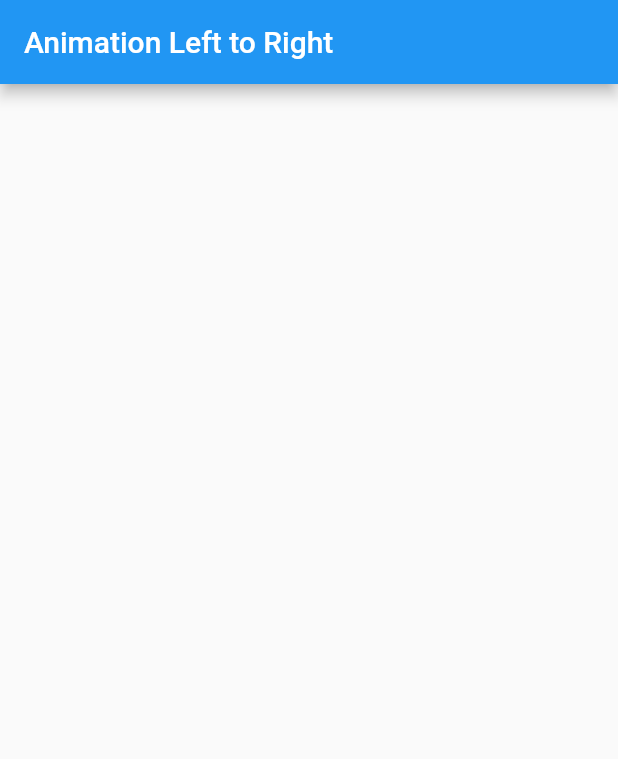
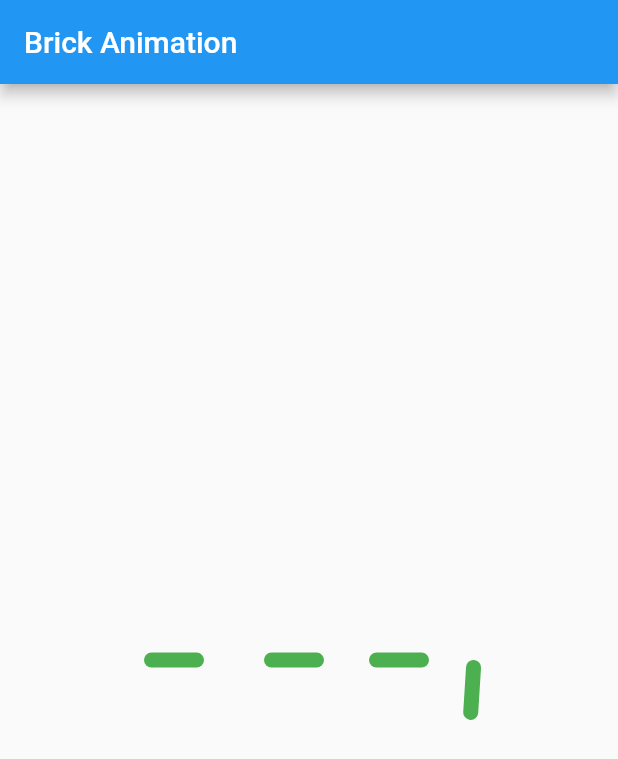
Before and after one commit to LBroy/flutter-weekly-widget, a Flutter app: the screen it shows after launch, on a phone screen of 412 x 824 dp. Shown: the top 759 px of the screen. Run offline on Flutter 3.47's test engine with Material 2 defaults, Android fonts, the phone set to English and light mode, and no system bars.

Commit message:
Animated Brick
Animate several bricks continuously with Matrix4.rotate with features like clockwise and anticlockwise

```diff
--- /dev/null
+++ b/ltr_animation/lib/brick_animate.dart
@@ -0,0 +1,185 @@
+import 'package:flutter/material.dart';
+import "dart:math" as math;
+
+class BrickPage extends StatefulWidget {
+  @override
+  _BrickPageState createState() => _BrickPageState();
+}
+
+class _BrickPageState extends State<BrickPage> with TickerProviderStateMixin {
+  AnimationController _animationController;
+  Tween tween;
+
+  @override
+  void initState() {
+    super.initState();
+    _animationController = AnimationController(
+      vsync: this,
+      duration: Duration(seconds: 5),
+    );
+
+    tween = Tween(
+      begin: 0.0,
+      end: 1.0,
+    );
+
+    _animationController.repeat();
+  }
+
+  Animation get animOne => tween.animate(
+        CurvedAnimation(
+          curve: Interval(0.0, 0.125),
+          parent: _animationController,
+        ),
+      );
+  Animation get animTwo => tween.animate(
+        CurvedAnimation(
+          curve: Interval(0.125, 0.25),
+          parent: _animationController,
+        ),
+      );
+  Animation get animThree => tween.animate(
+        CurvedAnimation(
+          curve: Interval(0.25, 0.375),
+          parent: _animationController,
+        ),
+      );
+  Animation get animFour => tween.animate(
+        CurvedAnimation(
+          curve: Interval(0.375, 0.5),
+          parent: _animationController,
+        ),
+      );
+  Animation get animFive => tween.animate(
+        CurvedAnimation(
+          curve: Interval(0.5, 0.625),
+          parent: _animationController,
+        ),
+      );
+  Animation get animSix => tween.animate(
+        CurvedAnimation(
+          curve: Interval(0.625, 0.750),
+          parent: _animationController,
+        ),
+      );
+  Animation get animSeven => tween.animate(
+        CurvedAnimation(
+          curve: Interval(0.75, 0.875),
+          parent: _animationController,
+        ),
+      );
+  Animation get animEight => tween.animate(
+        CurvedAnimation(
+          curve: Interval(0.875, 1.0),
+          parent: _animationController,
+        ),
+      );
+
+  @override
+  void dispose() {
+    _animationController.dispose();
+    super.dispose();
+  }
+
+  @override
+  Widget build(BuildContext context) {
+    return Scaffold(
+      appBar: AppBar(
+        title: Text("Brick Animation"),
+      ),
+      body: Center(
+        child: Row(
+          mainAxisAlignment: MainAxisAlignment.center,
+          children: <Widget>[
+            AnimatedBrick(
+              animations: [animOne, animTwo],
+              controller: _animationController,
+              alignment: Alignment.centerLeft,
+              isClockWise: true,
+              marginLeft: 0.0,
+            ),
+            AnimatedBrick(
+              animations: [animThree, animEight],
+              controller: _animationController,
+              isClockWise: false,
+              marginLeft: 0.0,
+            ),
+            AnimatedBrick(
+              animations: [animFour, animSeven],
+              controller: _animationController,
+              isClockWise: true,
+              marginLeft: 30.0,
+            ),
+            AnimatedBrick(
+              animations: [animFive, animSix],
+              controller: _animationController,
+              isClockWise: false,
+              marginLeft: 30.0,
+            ),
+          ],
+        ),
+      ),
+    );
+  }
+}
+
+class AnimatedBrick extends AnimatedWidget {
+  final AnimationController controller;
+  final List<Animation> animations;
+  final double marginLeft;
+  final Alignment alignment;
+  final bool isClockWise;
+  AnimatedBrick(
+      {Key key,
+      this.controller,
+      this.animations,
+      this.marginLeft,
+      this.alignment = Alignment.centerRight,
+      this.isClockWise})
+      : super(key: key, listenable: controller);
+
+  Matrix4 clockWise(Animation animation) =>
+      Matrix4.rotationZ(animation.value * math.pi);
+  Matrix4 antiClockWise(Animation animation) =>
+      Matrix4.rotationZ(-animation.value * math.pi);
+  @override
+  Widget build(BuildContext context) {
+    var firstTransformation;
+    var secondTransformation;
+    if (isClockWise) {
+      firstTransformation = clockWise(animations[0]);
+      secondTransformation = clockWise(animations[1]);
+    } else {
+      firstTransformation = antiClockWise(animations[0]);
+      secondTransformation = antiClockWise(animations[1]);
+    }
+    return Transform(
+      alignment: alignment,
+      transform: firstTransformation,
+      child: Transform(
+        alignment: alignment,
+        transform: secondTransformation,
+        child: Brick(
+          marginLeft: marginLeft,
+        ),
+      ),
+    );
+  }
+}
+
+class Brick extends StatelessWidget {
+  final double marginLeft;
+  Brick({this.marginLeft = 15.0});
+  @override
+  Widget build(BuildContext context) {
+    return Container(
+      margin: EdgeInsets.only(left: marginLeft),
+      height: 10.0,
+      width: 40.0,
+      decoration: BoxDecoration(
+        borderRadius: BorderRadius.circular(15.0),
+        color: Colors.green,
+      ),
+    );
+  }
+}
--- a/ltr_animation/lib/main.dart
+++ b/ltr_animation/lib/main.dart
@@ -1,8 +1,9 @@
 import 'package:flutter/material.dart';
+import 'package:ltr_animation/brick_animate.dart';
 
 void main() => runApp(MaterialApp(
       title: "left to right animation",
-      home: HomePage(),
+      home: BrickPage(),
     ));
 
 class HomePage extends StatefulWidget {
```
